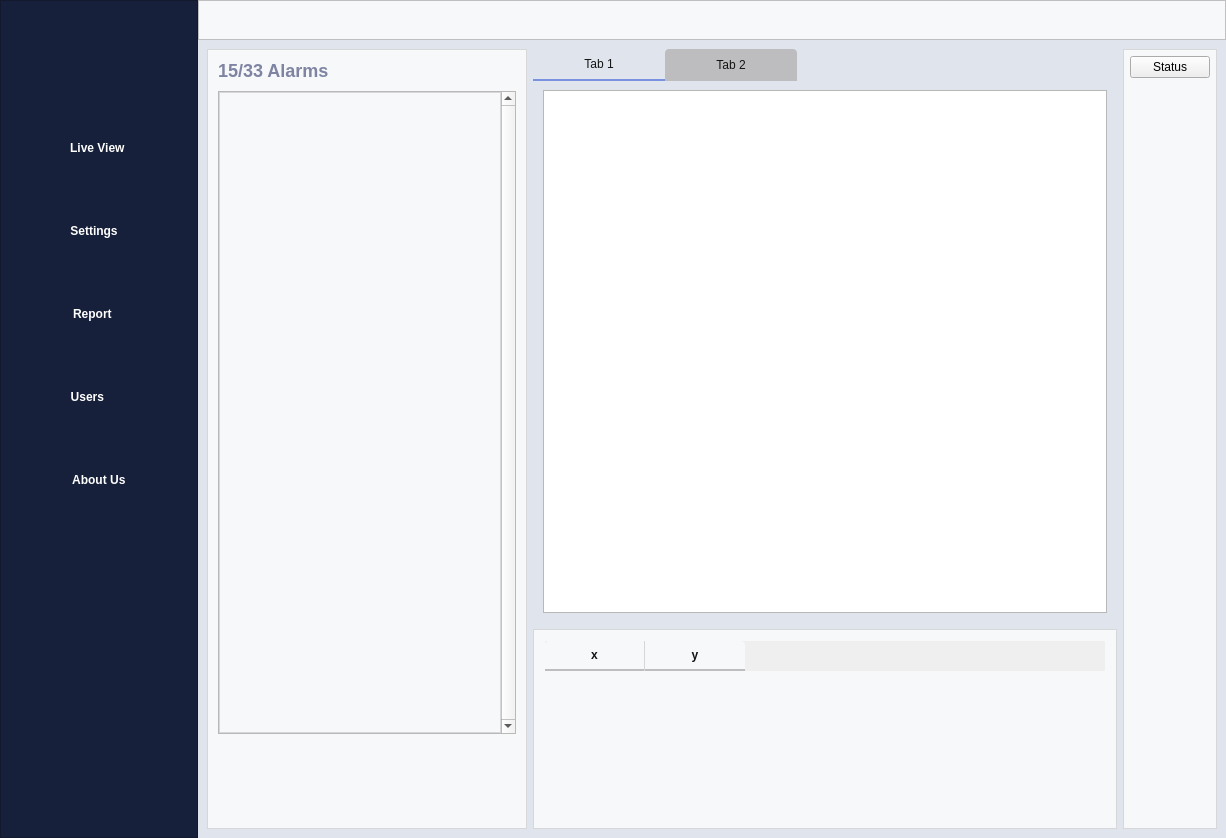
First picture: the form in UIFiles/main_UI.ui, repository DORSA-co/MSC_Conveyor, before the edit.
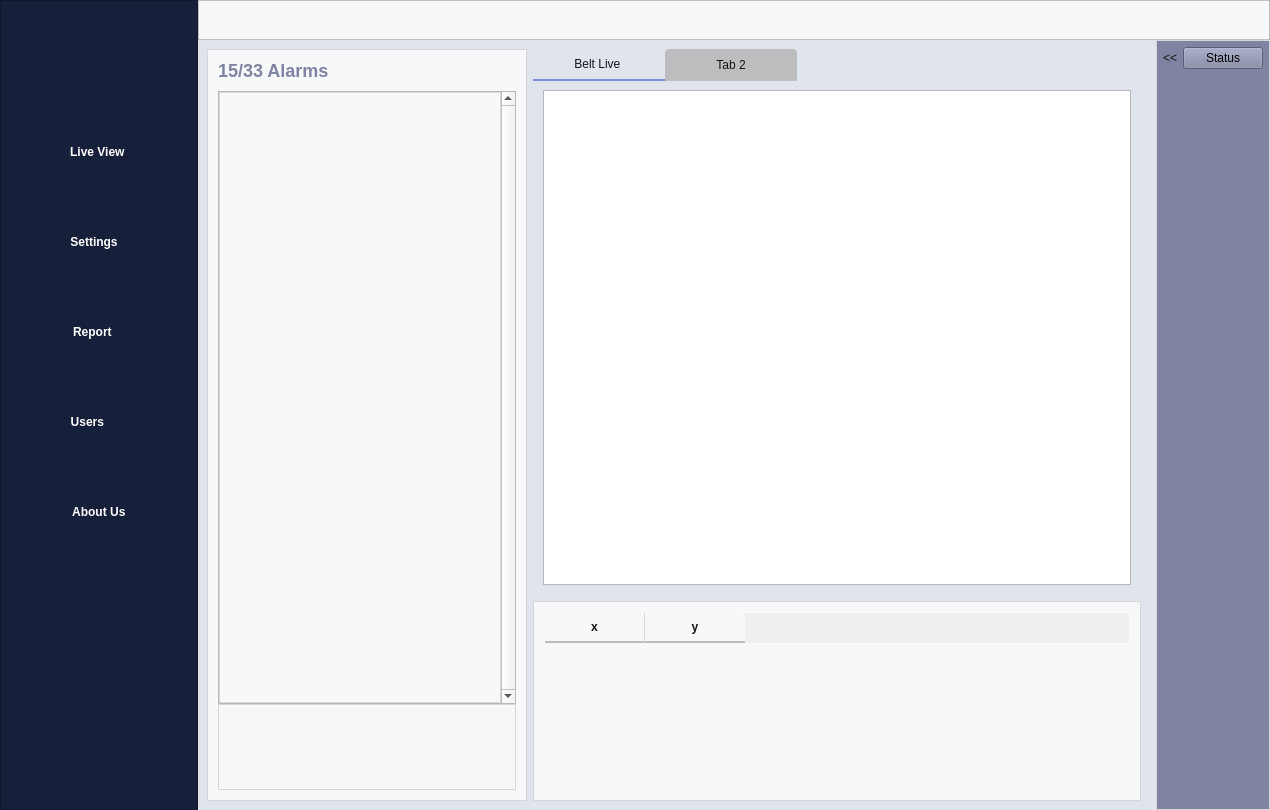
Second picture: the form after the edit. Icons and pictures are not drawn. Custom widgets are drawn as their Qt base class.

Patch:
```diff
--- a/UIFiles/main_UI.ui
+++ b/UIFiles/main_UI.ui
@@ -6,8 +6,8 @@
    <rect>
     <x>0</x>
     <y>0</y>
-    <width>1226</width>
-    <height>838</height>
+    <width>1270</width>
+    <height>810</height>
    </rect>
   </property>
   <property name="windowTitle">
@@ -468,6 +468,15 @@
 	border:1px solid #D7D7D9;
 }
 
+#notifications_buttons_frame .QPushButton{
+	background-color: None;
+	border: None;
+}
+
+
+
+
+
 
 </string>
    </property>
@@ -507,7 +516,7 @@
       <property name="frameShadow">
        <enum>QFrame::Raised</enum>
       </property>
-      <layout class="QVBoxLayout" name="verticalLayout_2" stretch="11,2,10,10,10,10,10,38">
+      <layout class="QVBoxLayout" name="verticalLayout_2" stretch="11,2,10,10,10,10,10,10,28">
        <property name="spacing">
         <number>0</number>
        </property>
@@ -631,6 +640,25 @@
          </property>
         </widget>
        </item>
+       <item>
+        <widget class="QPushButton" name="pushButton_4">
+         <property name="sizePolicy">
+          <sizepolicy hsizetype="Minimum" vsizetype="Minimum">
+           <horstretch>0</horstretch>
+           <verstretch>0</verstretch>
+          </sizepolicy>
+         </property>
+         <property name="maximumSize">
+          <size>
+           <width>16777215</width>
+           <height>0</height>
+          </size>
+         </property>
+         <property name="text">
+          <string/>
+         </property>
+        </widget>
+       </item>
        <item>
         <widget class="QPushButton" name="side_report_btn">
          <property name="sizePolicy">
@@ -933,7 +961,33 @@
          <number>0</number>
         </property>
         <widget class="QWidget" name="live_view_page">
+         <layout class="QHBoxLayout" name="horizontalLayout_23">
+          <property name="leftMargin">
+           <number>0</number>
+          </property>
+          <property name="topMargin">
+           <number>0</number>
+          </property>
+          <property name="rightMargin">
+           <number>0</number>
+          </property>
+          <property name="bottomMargin">
+           <number>0</number>
+          </property>
+          <item>
          <layout class="QHBoxLayout" name="horizontalLayout_2">
+            <property name="leftMargin">
+             <number>9</number>
+            </property>
+            <property name="topMargin">
+             <number>9</number>
+            </property>
+            <property name="rightMargin">
+             <number>9</number>
+            </property>
+            <property name="bottomMargin">
+             <number>9</number>
+            </property>
           <item>
            <widget class="QFrame" name="defect_notifications_frame">
             <property name="sizePolicy">
@@ -1037,8 +1091,8 @@
                  <rect>
                   <x>0</x>
                   <y>0</y>
-                  <width>275</width>
-                  <height>584</height>
+                    <width>282</width>
+                    <height>582</height>
                  </rect>
                 </property>
                 <layout class="QVBoxLayout" name="verticalLayout_9">
@@ -1081,17 +1135,16 @@
              <item>
               <widget class="QFrame" name="notifications_buttons_frame">
                <property name="styleSheet">
-                <string notr="true">#notifications_buttons_frame{
-border:none;
+                  <string notr="true">#filter_btn:hover{
+	icon:url(:/icons/icons/filter_hover.png);
 }
-QPushButton{
-	padding-top:5px;
-	border:none
+
+#clear_filter_btn:hover{
+	icon:url(:/icons/icons/clear_filter_hover.png);
 }
 
-QPushButton:hover{
-border-radius: 25px;
-	border: 2px solid #7892DF;
+#delete_notifs_btn:hover{
+	icon:url(:/icons/icons/delete_hover.png);
 }</string>
                </property>
                <layout class="QHBoxLayout" name="horizontalLayout_5">
@@ -1102,7 +1155,7 @@
                  <number>25</number>
                 </property>
                 <item>
-                 <widget class="QPushButton" name="pushButton_2">
+                   <widget class="QPushButton" name="filter_btn">
                   <property name="minimumSize">
                    <size>
                     <width>50</width>
@@ -1115,6 +1168,9 @@
                     <height>50</height>
                    </size>
                   </property>
+                    <property name="cursor">
+                     <cursorShape>PointingHandCursor</cursorShape>
+                    </property>
                   <property name="styleSheet">
                    <string notr="true"/>
                   </property>
@@ -1134,7 +1190,7 @@
                  </widget>
                 </item>
                 <item>
-                 <widget class="QPushButton" name="pushButton">
+                   <widget class="QPushButton" name="clear_filter_btn">
                   <property name="minimumSize">
                    <size>
                     <width>50</width>
@@ -1147,12 +1203,15 @@
                     <height>50</height>
                    </size>
                   </property>
+                    <property name="cursor">
+                     <cursorShape>PointingHandCursor</cursorShape>
+                    </property>
                   <property name="text">
                    <string/>
                   </property>
                   <property name="icon">
                    <iconset resource="assets/assets.qrc">
-                    <normaloff>:/icons/icons/clear_filters.png</normaloff>:/icons/icons/clear_filters.png</iconset>
+                      <normaloff>:/icons/icons/clear_filter.png</normaloff>:/icons/icons/clear_filter.png</iconset>
                   </property>
                   <property name="iconSize">
                    <size>
@@ -1163,7 +1222,7 @@
                  </widget>
                 </item>
                 <item>
-                 <widget class="QPushButton" name="pushButton_3">
+                   <widget class="QPushButton" name="delete_notifs_btn">
                   <property name="minimumSize">
                    <size>
                     <width>50</width>
@@ -1176,6 +1235,9 @@
                     <height>50</height>
                    </size>
                   </property>
+                    <property name="cursor">
+                     <cursorShape>PointingHandCursor</cursorShape>
+                    </property>
                   <property name="text">
                    <string/>
                   </property>
@@ -1185,8 +1247,8 @@
                   </property>
                   <property name="iconSize">
                    <size>
-                    <width>32</width>
-                    <height>32</height>
+                      <width>30</width>
+                      <height>30</height>
                    </size>
                   </property>
                  </widget>
@@ -1201,9 +1263,9 @@
            <layout class="QVBoxLayout" name="verticalLayout_15">
             <item>
              <widget class="QTabWidget" name="live_tabWidget">
-              <widget class="QWidget" name="tab">
+                <widget class="QWidget" name="belt_live_tab">
                <attribute name="title">
-                <string>Tab 1</string>
+                  <string>Belt Live </string>
                </attribute>
                <layout class="QHBoxLayout" name="horizontalLayout_15">
                 <item>
@@ -1264,6 +1326,8 @@
             </item>
            </layout>
           </item>
+           </layout>
+          </item>
           <item>
            <widget class="QFrame" name="verticalFrame_2">
             <property name="minimumSize">
@@ -1272,6 +1336,9 @@
               <height>0</height>
              </size>
             </property>
+            <property name="styleSheet">
+             <string notr="true">background-color: #7E84A2</string>
+            </property>
             <layout class="QVBoxLayout" name="verticalLayout_16">
              <property name="leftMargin">
               <number>6</number>
@@ -1283,12 +1350,26 @@
               <number>6</number>
              </property>
              <item>
+              <layout class="QHBoxLayout" name="horizontalLayout_16">
+               <property name="topMargin">
+                <number>0</number>
+               </property>
+               <item>
+                <widget class="QLabel" name="label_2">
+                 <property name="text">
+                  <string>&lt;&lt;</string>
+                 </property>
+                </widget>
+               </item>
+               <item>
               <widget class="QPushButton" name="system_status_btn">
                <property name="text">
                 <string>Status</string>
                </property>
               </widget>
              </item>
+              </layout>
+             </item>
              <item>
               <spacer name="verticalSpacer_8">
                <property name="orientation">
@@ -2358,7 +2439,7 @@
             </property>
             <widget class="QWidget" name="user_register_tab">
              <attribute name="title">
-              <string>register user</string>
+              <string>Register User</string>
              </attribute>
              <layout class="QVBoxLayout" name="verticalLayout_41">
               <item>
@@ -2547,8 +2628,8 @@
                      <rect>
                       <x>0</x>
                       <y>0</y>
-                      <width>938</width>
-                      <height>227</height>
+                      <width>38</width>
+                      <height>18</height>
                      </rect>
                     </property>
                     <property name="sizePolicy">
@@ -3040,16 +3121,6 @@
     </item>
    </layout>
   </widget>
-  <widget class="QMenuBar" name="menuBar">
-   <property name="geometry">
-    <rect>
-     <x>0</x>
-     <y>0</y>
-     <width>1226</width>
-     <height>26</height>
-    </rect>
-   </property>
-  </widget>
  </widget>
  <customwidgets>
   <customwidget>
```
Lines whose indentation alone changed are shown as unchanged.
